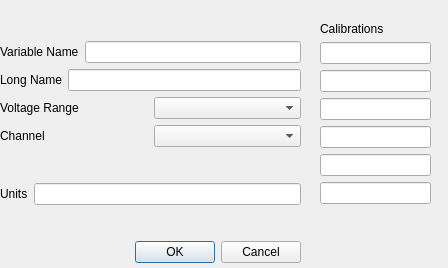
Above: src/nidas/apps/config/AddA2DVariableComboDialog.ui from NCAR/nidas before the change. Below: the same form after it.
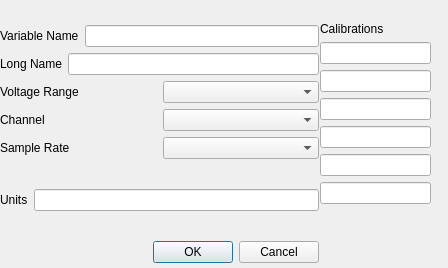
That is the form after the change.

Commit message:
Absorb Sample information into VariableItem thus allowing variables to be the child element of sensors.  This makes more sense from a user point of view even if it's not how the xml is structured.
Be sure to group added variables/samples by sample rate and assign unique ids when a new sample is generated.

```diff
--- a/src/nidas/apps/config/AddA2DVariableComboDialog.ui
+++ b/src/nidas/apps/config/AddA2DVariableComboDialog.ui
@@ -87,7 +87,7 @@
     <rect>
      <x>0</x>
      <y>1</y>
-     <width>301</width>
+     <width>319</width>
      <height>262</height>
     </rect>
    </property>
@@ -100,7 +100,7 @@
       <property name="sizeHint" stdset="0">
        <size>
         <width>20</width>
-        <height>40</height>
+        <height>20</height>
        </size>
       </property>
      </spacer>
@@ -161,6 +161,20 @@
       </item>
      </layout>
     </item>
+    <item>
+     <layout class="QHBoxLayout" name="SRLayout">
+      <item>
+       <widget class="QLabel" name="SRLabel">
+        <property name="text">
+         <string>Sample Rate</string>
+        </property>
+       </widget>
+      </item>
+      <item>
+       <widget class="QComboBox" name="SRBox"/>
+      </item>
+     </layout>
+    </item>
     <item>
      <spacer name="verticalSpacer_2">
       <property name="orientation">
```
The commit also changes 10 other files.
